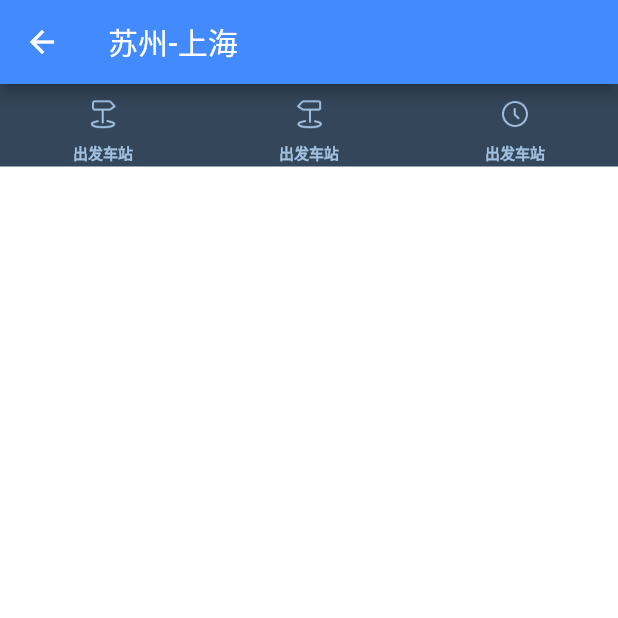
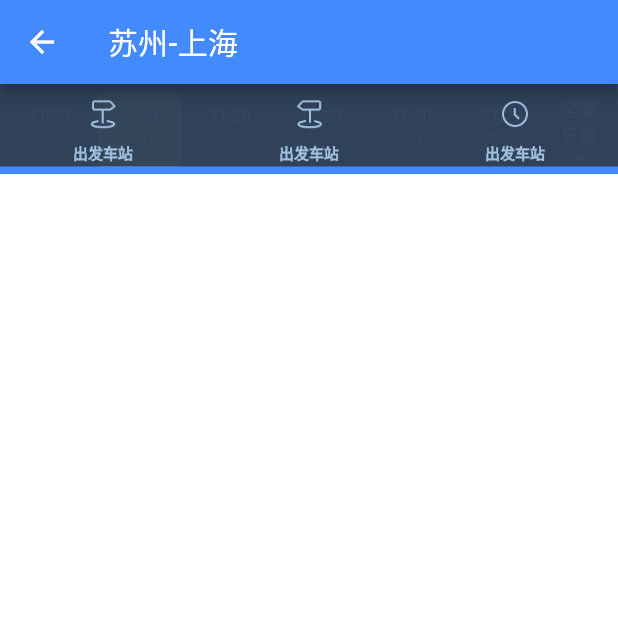
Before and after one commit to JJwow/Flutter_builder, a Flutter app: the MyBusList screen opened directly, on a phone screen of 412 x 824 dp, the top half of it. Run offline on Flutter 3.47's test engine with Material 2 defaults, Android fonts, the phone set to English and light mode, and no system bars; our stand-ins replace cookie_jar, dio, webview_flutter; accounts and stored records are empty; generated files the repository leaves out were written again; statements that could not run were skipped.

Commit message:
添加时间选择栏

```diff
--- a/flutter_app/lib/moduleBusList/busList.dart
+++ b/flutter_app/lib/moduleBusList/busList.dart
@@ -9,6 +9,7 @@ import 'package:flutter_app/moduleBusList/widget/busListSelectBarView.dart';
 import 'package:flutter/animation.dart';
 import 'package:flutter_app/moduleBusList/viewModel/busListViewModel.dart';
 import 'package:flutter_app/config_enum.dart';
+import 'package:flutter_app/moduleBusList/widget/busListSelectDateView.dart';
 void main() => runApp(MyBusList());
 double historyY = 0.0;
 double headerTop = 0.0;
@@ -128,6 +129,13 @@ class _BusListBodyState extends State<BusListBody> with TickerProviderStateMixin
           left: 0,
           top: 0,
           right: 0,
+          height: 60,
+          child: BusListSelectDateView(),
+        ),
+        Positioned(
+          left: 0,
+          top: 60,
+          right: 0,
           bottom: MediaQuery.of(context).padding.bottom+55,
           child: BusList(scrollCallBlock: bottomViewAnimation,onPointerUpBlock: actionOnPointerUp,onPointerDownBlock: actionOnPointerDown,),
         ),
--- /dev/null
+++ b/flutter_app/lib/moduleBusList/widget/busListSelectDateView.dart
@@ -0,0 +1,105 @@
+import 'package:flutter/material.dart';
+class BusListSelectDateView extends StatefulWidget{
+  @override
+  _BusListSelectDateViewState createState() => _BusListSelectDateViewState();
+}
+class _BusListSelectDateViewState extends State<BusListSelectDateView>{
+  @override
+  ///build下面的每次改变状态都会走，widget内全局变量需要写在build上面
+  int selectedIndex = 1;
+  Widget build(BuildContext context) {
+    // TODO: implement build
+    void selectedCallBack(int index){
+      setState(() {
+        selectedIndex = index;
+      });
+    }
+    return Row(
+      children: <Widget>[
+        Container(
+          color: Color.fromRGBO(68, 138, 255, 1),
+          width: MediaQuery.of(context).size.width-50,
+          height: 60,
+          child: ListView.builder(
+              scrollDirection: Axis.horizontal,
+              itemCount: 10,
+              itemBuilder: (BuildContext content, int index){
+                return SelectDateWidget(selectedCallBack:selectedCallBack,bSelected:(selectedIndex==index?true:false),index: index,);
+              }
+          ),
+        ),
+        InkWell(
+          onTap: (){
+
+          },
+          child: Container(
+            width: 50,
+            height: 60,
+            color: Color.fromRGBO(68, 138, 255, 1),
+            child: Stack(
+              children: <Widget>[
+                Positioned(
+                  left: 12,
+                  top: 7,
+                  child: Text('全部\n日期',style: TextStyle(fontSize: 12,fontWeight: FontWeight.bold,color: Colors.white),),
+                ),
+                Positioned(
+                  left: 20,
+                  bottom: 8,
+                  child: Image.asset('images/arrow_list_riqi.png',width: 10,height: 5,),
+                )
+              ],
+            ),
+          ),
+        )
+      ],
+    );
+  }
+}
+
+class SelectDateWidget extends StatefulWidget{
+  SelectDateWidget({Key key,this.selectedCallBack,this.bSelected,this.index}):super(key:key);
+  final selectedCallBack;
+  final bool bSelected;
+  final int index;
+  _SelectDateWidget createState() => _SelectDateWidget();
+}
+class _SelectDateWidget extends State<SelectDateWidget>{
+  @override
+  Widget build(BuildContext context) {
+    // TODO: implement build
+    Color backColor = widget.bSelected?Colors.white:Color.fromRGBO(68, 138, 255, 1);
+    Color textColor = widget.bSelected?Color.fromRGBO(68, 138, 255, 1):Colors.white;
+    return InkWell(
+      onTap: (){
+        widget.selectedCallBack(widget.index);
+      },
+      child: Padding(
+          padding: EdgeInsets.only(left: 5,top: 5,bottom: 5),
+          child: ClipRRect(
+            borderRadius: BorderRadius.circular(2),
+            child: Container(
+                width: (MediaQuery.of(context).size.width-50)/6 -5,
+                height: 50,
+                color: backColor,
+                alignment: Alignment.center,
+                child: RichText(
+                    textAlign: TextAlign.center,
+                    text: TextSpan(
+                        text: '11-20\n',
+                        style: TextStyle(color: textColor,fontSize: 11),
+                        children: [
+                          TextSpan(
+                            text: '今天',
+                            style: TextStyle(color: textColor,fontSize: 11),
+                          ),
+                        ]
+                    )
+                )
+            ),
+          )
+
+      ),
+    );
+  }
+}
--- a/flutter_app/pubspec.yaml
+++ b/flutter_app/pubspec.yaml
@@ -116,6 +116,9 @@ flutter:
     - images/icon_selected_bottombar.png
     - images/2.0x/icon_selected_bottombar@2x.png
     - images/3.0x/icon_selected_bottombar@3x.png
+    - images/arrow_list_riqi.png
+    - images/2.0x/arrow_list_riqi@2x.png
+    - images/3.0x/arrow_list_riqi@3x.png
 
   # An image asset can refer to one or more resolution-specific "variants", see
   # https://flutter.dev/assets-and-images/#resolution-aware.
```
Also changed, not shown: flutter_app/images/2.0x/arrow_list_riqi@2x.png (added), flutter_app/images/3.0x/arrow_list_riqi@3x.png (added), flutter_app/images/arrow_list_riqi.png (added).
